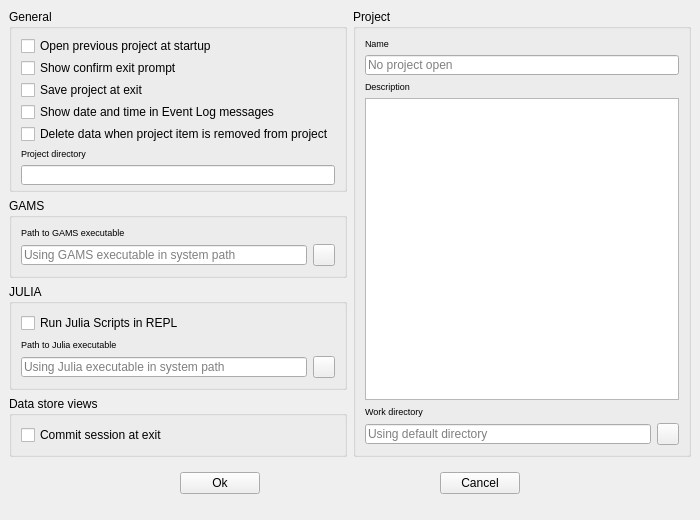
Before: the Qt Designer form spinetoolbox/ui/settings.ui in spine-tools/Spine-Toolbox, drawn with Qt 5.
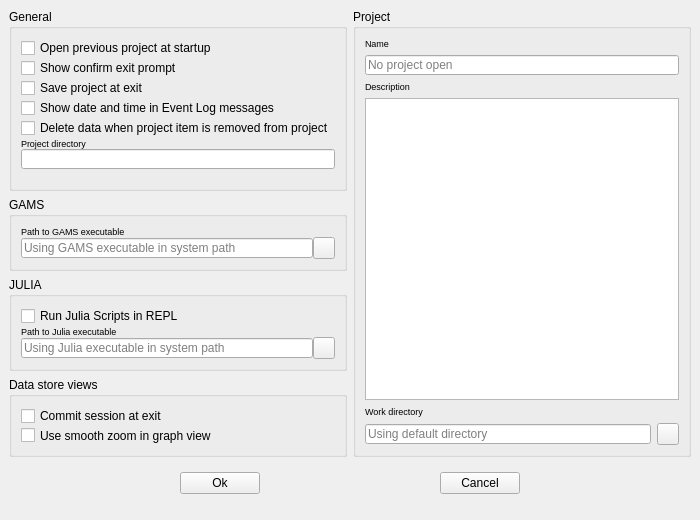
After: the same form once the commit is applied.

Commit message: Issue #236: new app setting to choose between smooth and non-smooth zoom.

```diff
--- a/spinetoolbox/ui/settings.ui
+++ b/spinetoolbox/ui/settings.ui
@@ -110,6 +110,12 @@
            <height>0</height>
           </size>
          </property>
+         <property name="maximumSize">
+          <size>
+           <width>16777215</width>
+           <height>200</height>
+          </size>
+         </property>
          <property name="autoFillBackground">
           <bool>false</bool>
          </property>
@@ -120,6 +126,9 @@
           <bool>false</bool>
          </property>
          <layout class="QVBoxLayout" name="verticalLayout_6">
+          <property name="spacing">
+           <number>0</number>
+          </property>
           <item>
            <widget class="QCheckBox" name="checkBox_open_previous_project">
             <property name="toolTip">
@@ -232,6 +241,9 @@
           <string>GAMS</string>
          </property>
          <layout class="QGridLayout" name="gridLayout">
+          <property name="spacing">
+           <number>0</number>
+          </property>
           <item row="1" column="0">
            <widget class="QLabel" name="label_4">
             <property name="font">
@@ -294,6 +306,9 @@
           <string>JULIA</string>
          </property>
          <layout class="QGridLayout" name="gridLayout_2">
+          <property name="spacing">
+           <number>0</number>
+          </property>
           <item row="1" column="0">
            <widget class="QCheckBox" name="checkBox_use_repl">
             <property name="text">
@@ -359,10 +374,25 @@
        </item>
        <item>
         <widget class="QGroupBox" name="groupBox_data_store">
+         <property name="sizePolicy">
+          <sizepolicy hsizetype="Expanding" vsizetype="Expanding">
+           <horstretch>0</horstretch>
+           <verstretch>0</verstretch>
+          </sizepolicy>
+         </property>
+         <property name="maximumSize">
+          <size>
+           <width>16777215</width>
+           <height>80</height>
+          </size>
+         </property>
          <property name="title">
           <string>Data store views</string>
          </property>
          <layout class="QVBoxLayout" name="verticalLayout_4">
+          <property name="spacing">
+           <number>0</number>
+          </property>
           <item>
            <widget class="QCheckBox" name="checkBox_commit_at_exit">
             <property name="toolTip">
@@ -376,6 +406,13 @@
             </property>
            </widget>
           </item>
+          <item>
+           <widget class="QCheckBox" name="checkBox_use_smooth_zoom">
+            <property name="text">
+             <string>Use smooth zoom in graph view</string>
+            </property>
+           </widget>
+          </item>
          </layout>
         </widget>
        </item>
```
The commit also changes 5 other files.
